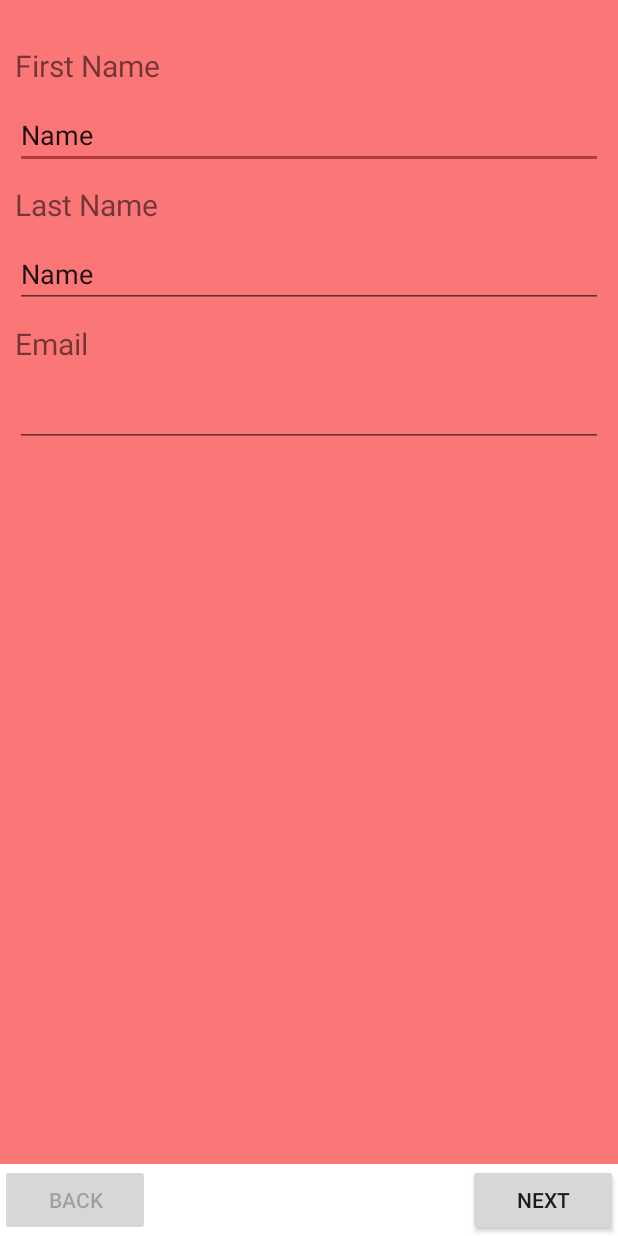
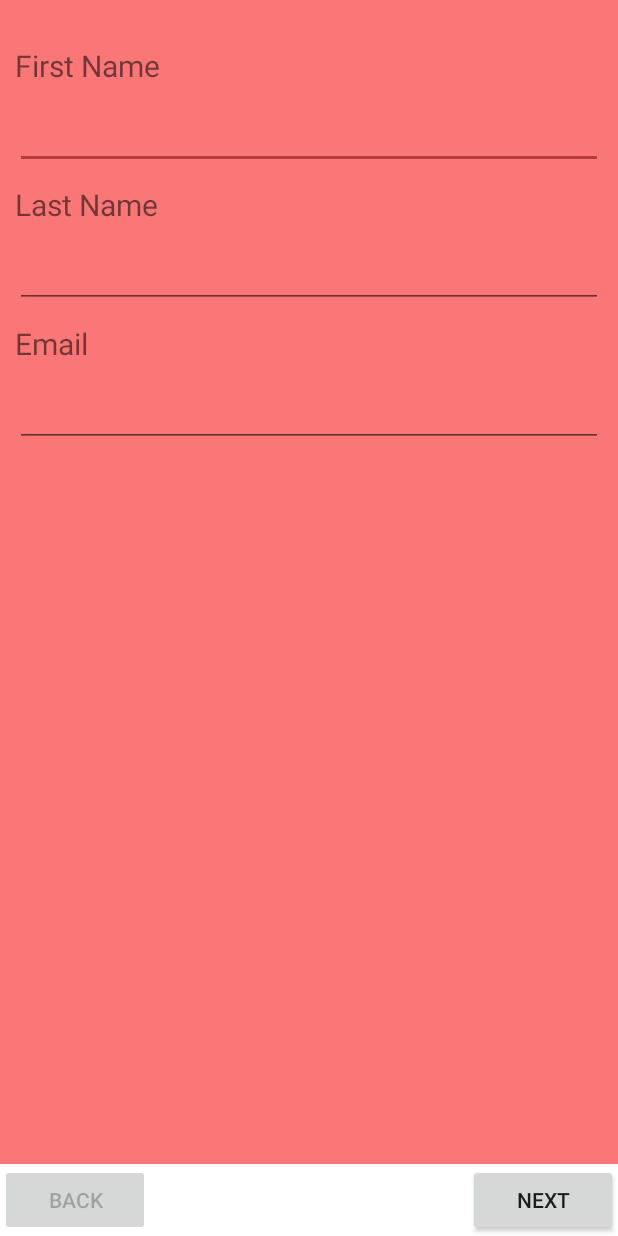
Before and after one commit to itsmitchyyyy/StreetFoodExpress, an Android app: the RegisterActivity screen opened directly, with no data from a screen before it, on a phone screen of 412 x 824 dp. Run offline under Robolectric (Android 15) with nearby library versions, the phone set to English and light mode, and no system bars.

Commit message:
registration modified

```diff
--- a/app/src/main/res/layout/registration.xml
+++ b/app/src/main/res/layout/registration.xml
@@ -27,8 +27,7 @@
             android:layout_height="wrap_content"
             android:layout_marginTop="10dp"
             android:ems="10"
-            android:inputType="textPersonName"
-            android:text="Name" />
+            android:inputType="textPersonName" />
 
         <TextView
             android:id="@+id/textView5"
@@ -44,8 +43,7 @@
             android:layout_height="wrap_content"
             android:layout_marginTop="10dp"
             android:ems="10"
-            android:inputType="textPersonName"
-            android:text="Name" />
+            android:inputType="textPersonName" />
 
         <TextView
             android:id="@+id/textView6"
```
